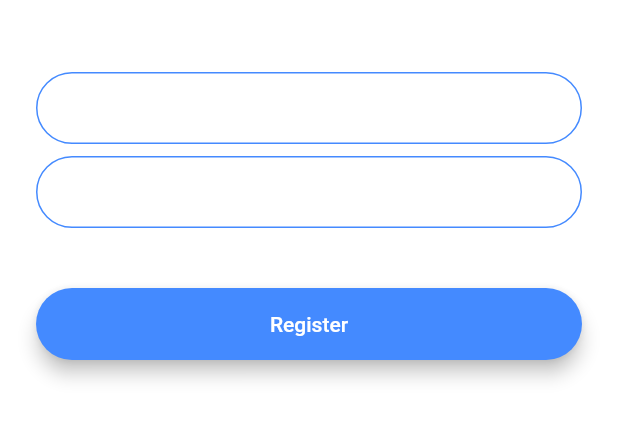
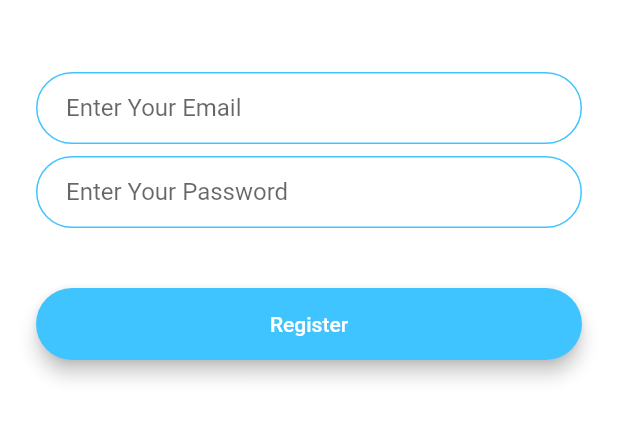
Before and after one commit to khellud/chat_app, a Flutter app: the screen it shows after launch, after a tap on "Register", on a phone screen of 412 x 824 dp, the part 576-1018 px from its top. Run offline on Flutter 3.47's test engine with Material 2 defaults, Android fonts, the phone set to English and light mode, and no system bars; our stand-ins replace animated_text_kit.

```diff
--- /dev/null
+++ b/lib/components/rouonded_button.dart
@@ -0,0 +1,33 @@
+import 'package:flutter/material.dart';
+
+class RoundedButton extends StatelessWidget {
+  const RoundedButton(
+      {super.key, this.color, this.title, required this.onPressed});
+
+  final Color? color;
+  final String? title;
+  final Function() onPressed;
+
+  @override
+  Widget build(BuildContext context) {
+    return Padding(
+      padding: const EdgeInsets.symmetric(vertical: 16.0),
+      child: Material(
+        elevation: 5.0,
+        color: color,
+        borderRadius: BorderRadius.circular(30.0),
+        child: MaterialButton(
+          onPressed: onPressed,
+          minWidth: 200.0,
+          height: 42.0,
+          child: Text(
+            title!,
+            style: const TextStyle(
+              color: Colors.white,
+            ),
+          ),
+        ),
+      ),
+    );
+  }
+}
--- a/lib/constants.dart
+++ b/lib/constants.dart
@@ -17,3 +17,19 @@ const kMessageContainerDecoration = BoxDecoration(
     top: BorderSide(color: Colors.lightBlueAccent, width: 2.0),
   ),
 );
+
+const kTextFieldDecoration = InputDecoration(
+  hintText: 'Enter a value',
+  contentPadding: EdgeInsets.symmetric(vertical: 10.0, horizontal: 20.0),
+  border: OutlineInputBorder(
+    borderRadius: BorderRadius.all(Radius.circular(32.0)),
+  ),
+  enabledBorder: OutlineInputBorder(
+    borderSide: BorderSide(color: Colors.lightBlueAccent, width: 1.0),
+    borderRadius: BorderRadius.all(Radius.circular(32.0)),
+  ),
+  focusedBorder: OutlineInputBorder(
+    borderSide: BorderSide(color: Colors.lightBlueAccent, width: 2.0),
+    borderRadius: BorderRadius.all(Radius.circular(32.0)),
+  ),
+);
--- a/lib/main.dart
+++ b/lib/main.dart
@@ -13,11 +13,6 @@ class FlashChat extends StatelessWidget {
   Widget build(BuildContext context) {
     return MaterialApp(
       debugShowCheckedModeBanner: false,
-      theme: ThemeData.dark().copyWith(
-        textTheme: const TextTheme(
-          bodyText2: TextStyle(color: Colors.black54),
-        ),
-      ),
       home: const WelcomeScreen(),
       initialRoute: WelcomeScreen.id,
       routes: {
--- a/lib/screens/registration_screen.dart
+++ b/lib/screens/registration_screen.dart
@@ -1,4 +1,6 @@
 import 'package:flutter/material.dart';
+import 'package:flash_chat/components/rouonded_button.dart';
+import 'package:flash_chat/constants.dart';
 
 class RegistrationScreen extends StatefulWidget {
   const RegistrationScreen({super.key});
@@ -19,9 +21,12 @@ class _RegistrationScreenState extends State<RegistrationScreen> {
           mainAxisAlignment: MainAxisAlignment.center,
           crossAxisAlignment: CrossAxisAlignment.stretch,
           children: <Widget>[
-            SizedBox(
-              height: 200.0,
-              child: Image.asset('images/logo.png'),
+            Hero(
+              tag: 'logo',
+              child: SizedBox(
+                height: 200.0,
+                child: Image.asset('images/logo.png'),
+              ),
             ),
             const SizedBox(
               height: 48.0,
@@ -30,21 +35,8 @@ class _RegistrationScreenState extends State<RegistrationScreen> {
               onChanged: (value) {
                 //Do something with the user input.
               },
-              decoration: const InputDecoration(
-                hintText: 'Enter your email',
-                contentPadding:
-                    EdgeInsets.symmetric(vertical: 10.0, horizontal: 20.0),
-                border: OutlineInputBorder(
-                  borderRadius: BorderRadius.all(Radius.circular(32.0)),
-                ),
-                enabledBorder: OutlineInputBorder(
-                  borderSide: BorderSide(color: Colors.blueAccent, width: 1.0),
-                  borderRadius: BorderRadius.all(Radius.circular(32.0)),
-                ),
-                focusedBorder: OutlineInputBorder(
-                  borderSide: BorderSide(color: Colors.blueAccent, width: 2.0),
-                  borderRadius: BorderRadius.all(Radius.circular(32.0)),
-                ),
+              decoration: kTextFieldDecoration.copyWith(
+                hintText: 'Enter Your Email',
               ),
             ),
             const SizedBox(
@@ -54,44 +46,17 @@ class _RegistrationScreenState extends State<RegistrationScreen> {
               onChanged: (value) {
                 //Do something with the user input.
               },
-              decoration: const InputDecoration(
-                hintText: 'Enter your password',
-                contentPadding:
-                    EdgeInsets.symmetric(vertical: 10.0, horizontal: 20.0),
-                border: OutlineInputBorder(
-                  borderRadius: BorderRadius.all(Radius.circular(32.0)),
-                ),
-                enabledBorder: OutlineInputBorder(
-                  borderSide: BorderSide(color: Colors.blueAccent, width: 1.0),
-                  borderRadius: BorderRadius.all(Radius.circular(32.0)),
-                ),
-                focusedBorder: OutlineInputBorder(
-                  borderSide: BorderSide(color: Colors.blueAccent, width: 2.0),
-                  borderRadius: BorderRadius.all(Radius.circular(32.0)),
-                ),
+              decoration: kTextFieldDecoration.copyWith(
+                hintText: 'Enter Your Password',
               ),
             ),
             const SizedBox(
               height: 24.0,
             ),
-            Padding(
-              padding: const EdgeInsets.symmetric(vertical: 16.0),
-              child: Material(
-                color: Colors.blueAccent,
-                borderRadius: const BorderRadius.all(Radius.circular(30.0)),
-                elevation: 5.0,
-                child: MaterialButton(
-                  onPressed: () {
-                    //Implement registration functionality.
-                  },
-                  minWidth: 200.0,
-                  height: 42.0,
-                  child: const Text(
-                    'Register',
-                    style: TextStyle(color: Colors.white),
-                  ),
-                ),
-              ),
+            RoundedButton(
+              color: Colors.lightBlueAccent,
+              onPressed: () {},
+              title: 'Register',
             ),
           ],
         ),
--- a/lib/screens/welcome_screen.dart
+++ b/lib/screens/welcome_screen.dart
@@ -1,6 +1,8 @@
 import 'package:flash_chat/screens/login_screen.dart';
 import 'package:flash_chat/screens/registration_screen.dart';
 import 'package:flutter/material.dart';
+import 'package:animated_text_kit/animated_text_kit.dart';
+import 'package:flash_chat/components/rouonded_button.dart';
 
 class WelcomeScreen extends StatefulWidget {
   const WelcomeScreen({super.key});
@@ -10,11 +12,41 @@ class WelcomeScreen extends StatefulWidget {
   State<WelcomeScreen> createState() => _WelcomeScreenState();
 }
 
-class _WelcomeScreenState extends State<WelcomeScreen> {
+class _WelcomeScreenState extends State<WelcomeScreen>
+    with SingleTickerProviderStateMixin {
+  AnimationController? controller;
+  Animation? animation;
+
+  @override
+  void initState() {
+    super.initState();
+
+    controller = AnimationController(
+      duration: const Duration(seconds: 1),
+      vsync: this,
+    );
+
+    animation = ColorTween(
+      begin: Colors.blueGrey,
+      end: Colors.white,
+    ).animate(controller!);
+    controller!.forward();
+
+    controller!.addListener(() {
+      setState(() {});
+    });
+  }
+
+  @override
+  void dispose() {
+    super.dispose();
+    controller!.dispose();
+  }
+
   @override
   Widget build(BuildContext context) {
     return Scaffold(
-      backgroundColor: Colors.white,
+      backgroundColor: animation!.value,
       body: Padding(
         padding: const EdgeInsets.symmetric(horizontal: 24.0),
         child: Column(
@@ -23,60 +55,42 @@ class _WelcomeScreenState extends State<WelcomeScreen> {
           children: <Widget>[
             Row(
               children: <Widget>[
-                SizedBox(
-                  height: 60.0,
+                Hero(
+                  tag: 'logo',
+                  child: SizedBox(
+                    height: 60,
                     child: Image.asset('images/logo.png'),
                   ),
-                const Text(
+                ),
+                AnimatedTextKit(
+                  animatedTexts: [
+                    TypewriterAnimatedText(
                       'Flash Chat',
-                  style: TextStyle(
+                      textStyle: const TextStyle(
                         fontSize: 45.0,
                         fontWeight: FontWeight.w900,
                       ),
                     ),
                   ],
                 ),
+              ],
+            ),
             const SizedBox(
               height: 48.0,
             ),
-            Padding(
-              padding: const EdgeInsets.symmetric(vertical: 16.0),
-              child: Material(
-                elevation: 5.0,
+            RoundedButton(
               color: Colors.lightBlueAccent,
-                borderRadius: BorderRadius.circular(30.0),
-                child: MaterialButton(
               onPressed: () {
-                    //Go to login screen.
-
                 Navigator.pushNamed(context, LoginScreen.id);
               },
-                  minWidth: 200.0,
-                  height: 42.0,
-                  child: const Text(
-                    'Log In',
+              title: 'Log In',
             ),
-                ),
-              ),
-            ),
-            Padding(
-              padding: const EdgeInsets.symmetric(vertical: 16.0),
-              child: Material(
+            RoundedButton(
               color: Colors.blueAccent,
-                borderRadius: BorderRadius.circular(30.0),
-                elevation: 5.0,
-                child: MaterialButton(
+              title: 'Register',
               onPressed: () {
-                    //Go to registration screen.
                 Navigator.pushNamed(context, RegistrationScreen.id);
               },
-                  minWidth: 200.0,
-                  height: 42.0,
-                  child: const Text(
-                    'Register',
-                  ),
-                ),
-              ),
             ),
           ],
         ),
```
Also changed, not shown: lib/screens/login_screen.dart (+14 -53 lines), pubspec.yaml (+4 -16 lines), pubspec.lock. Lines whose indentation alone changed are shown as unchanged.
